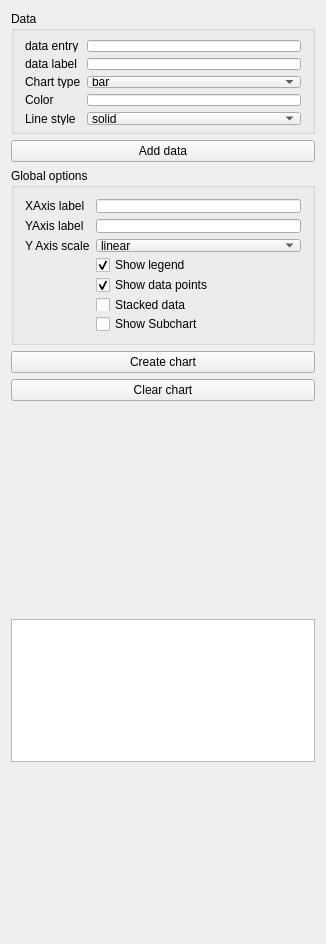
The window that Plugins/org.mitk.gui.qt.chartExample/src/internal/ChartExampleControls.ui (MITK/MITK) describes before a commit, drawn with Qt 5.
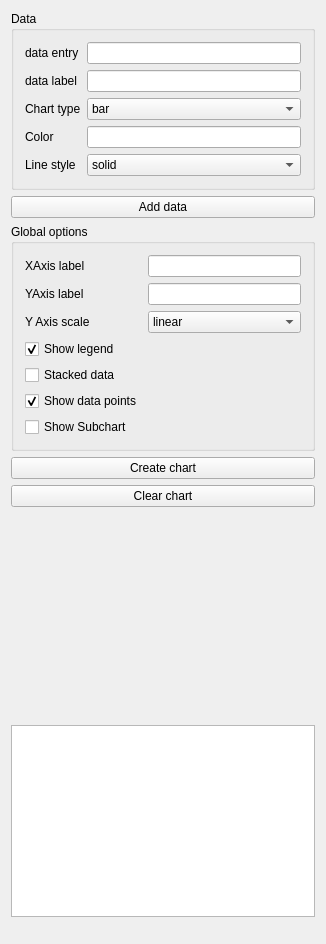
The same window after the commit. Custom widgets are drawn as their Qt base class.

What changed in the file:
```diff
--- a/Plugins/org.mitk.gui.qt.chartExample/src/internal/ChartExampleControls.ui
+++ b/Plugins/org.mitk.gui.qt.chartExample/src/internal/ChartExampleControls.ui
@@ -21,29 +21,30 @@
   </property>
   <layout class="QVBoxLayout" name="verticalLayout">
    <item>
-    <widget class="QGroupBox" name="groupBox">
-     <property name="minimumSize">
-      <size>
-       <width>0</width>
-       <height>50</height>
-      </size>
-     </property>
+    <widget class="QGroupBox" name="groupBox_3">
      <property name="title">
       <string>Data</string>
      </property>
-     <layout class="QFormLayout" name="formLayout_2">
-      <property name="horizontalSpacing">
-       <number>6</number>
-      </property>
-      <property name="verticalSpacing">
-       <number>6</number>
-      </property>
-      <property name="topMargin">
-       <number>9</number>
-      </property>
-      <property name="bottomMargin">
-       <number>6</number>
-      </property>
+     <layout class="QVBoxLayout" name="verticalLayout_2">
+      <item>
+       <layout class="QFormLayout" name="formLayout">
+        <item row="1" column="0">
+         <widget class="QLabel" name="label_5">
+          <property name="text">
+           <string>data label</string>
+          </property>
+         </widget>
+        </item>
+        <item row="1" column="1">
+         <widget class="QLineEdit" name="m_lineEditDataLabel">
+          <property name="sizePolicy">
+           <sizepolicy hsizetype="Expanding" vsizetype="Preferred">
+            <horstretch>0</horstretch>
+            <verstretch>0</verstretch>
+           </sizepolicy>
+          </property>
+         </widget>
+        </item>
       <item row="0" column="0">
        <widget class="QLabel" name="label">
         <property name="text">
@@ -53,20 +54,60 @@
       </item>
       <item row="0" column="1">
        <widget class="QLineEdit" name="m_lineEditDataVector">
+          <property name="sizePolicy">
+           <sizepolicy hsizetype="Expanding" vsizetype="Preferred">
+            <horstretch>0</horstretch>
+            <verstretch>0</verstretch>
+           </sizepolicy>
+          </property>
         <property name="text">
          <string/>
         </property>
        </widget>
       </item>
-      <item row="1" column="0">
-       <widget class="QLabel" name="label_5">
+        <item row="3" column="0">
+         <widget class="QLabel" name="label_7">
         <property name="text">
-         <string>data label</string>
+           <string>Color</string>
         </property>
        </widget>
       </item>
-      <item row="1" column="1">
-       <widget class="QLineEdit" name="m_lineEditDataLabel"/>
+        <item row="3" column="1">
+         <widget class="QLineEdit" name="m_lineEditColor">
+          <property name="sizePolicy">
+           <sizepolicy hsizetype="Expanding" vsizetype="Preferred">
+            <horstretch>0</horstretch>
+            <verstretch>0</verstretch>
+           </sizepolicy>
+          </property>
+         </widget>
+        </item>
+        <item row="4" column="0">
+         <widget class="QLabel" name="label_8">
+          <property name="text">
+           <string>Line style</string>
+          </property>
+         </widget>
+        </item>
+        <item row="4" column="1">
+         <widget class="QComboBox" name="m_comboBoxLineStyle">
+          <property name="sizePolicy">
+           <sizepolicy hsizetype="Preferred" vsizetype="Preferred">
+            <horstretch>0</horstretch>
+            <verstretch>0</verstretch>
+           </sizepolicy>
+          </property>
+          <item>
+           <property name="text">
+            <string>solid</string>
+           </property>
+          </item>
+          <item>
+           <property name="text">
+            <string>dashed</string>
+           </property>
+          </item>
+         </widget>
       </item>
       <item row="2" column="0">
        <widget class="QLabel" name="label_2">
@@ -77,6 +118,12 @@
       </item>
       <item row="2" column="1">
        <widget class="QComboBox" name="m_comboBoxChartType">
+          <property name="sizePolicy">
+           <sizepolicy hsizetype="Preferred" vsizetype="Preferred">
+            <horstretch>0</horstretch>
+            <verstretch>0</verstretch>
+           </sizepolicy>
+          </property>
         <item>
          <property name="text">
           <string>bar</string>
@@ -109,36 +156,7 @@
         </item>
        </widget>
       </item>
-      <item row="3" column="0">
-       <widget class="QLabel" name="label_7">
-        <property name="text">
-         <string>Color</string>
-        </property>
-       </widget>
-      </item>
-      <item row="3" column="1">
-       <widget class="QLineEdit" name="m_lineEditColor"/>
-      </item>
-      <item row="4" column="0">
-       <widget class="QLabel" name="label_8">
-        <property name="text">
-         <string>Line style</string>
-        </property>
-       </widget>
-      </item>
-      <item row="4" column="1">
-       <widget class="QComboBox" name="m_comboBoxLineStyle">
-        <item>
-         <property name="text">
-          <string>solid</string>
-         </property>
-        </item>
-        <item>
-         <property name="text">
-          <string>dashed</string>
-         </property>
-        </item>
-       </widget>
+       </layout>
       </item>
      </layout>
     </widget>
@@ -161,7 +179,9 @@
      <property name="title">
       <string>Global options</string>
      </property>
-     <layout class="QFormLayout" name="formLayout_3">
+     <layout class="QVBoxLayout" name="verticalLayout_3">
+      <item>
+       <layout class="QFormLayout" name="formLayout_2">
       <item row="0" column="0">
        <widget class="QLabel" name="label_3">
         <property name="text">
@@ -203,7 +223,7 @@
         </item>
        </widget>
       </item>
-      <item row="3" column="1">
+        <item row="3" column="0">
        <widget class="QCheckBox" name="m_checkBoxShowLegend">
         <property name="text">
          <string>Show legend</string>
@@ -213,24 +233,24 @@
         </property>
        </widget>
       </item>
-      <item row="4" column="1">
-       <widget class="QCheckBox" name="m_checkBoxShowDataPoints">
-        <property name="text">
-         <string>Show data points</string>
-        </property>
-        <property name="checked">
-         <bool>true</bool>
-        </property>
-       </widget>
-      </item>
-      <item row="5" column="1">
+        <item row="4" column="0">
        <widget class="QCheckBox" name="m_checkBoxStackedData">
         <property name="text">
          <string>Stacked data</string>
         </property>
        </widget>
       </item>
-      <item row="6" column="1">
+        <item row="5" column="0">
+         <widget class="QCheckBox" name="m_checkBoxShowDataPoints">
+          <property name="text">
+           <string>Show data points</string>
+          </property>
+          <property name="checked">
+           <bool>true</bool>
+          </property>
+         </widget>
+        </item>
+        <item row="6" column="0">
        <widget class="QCheckBox" name="m_checkBoxShowSubchart">
         <property name="text">
          <string>Show Subchart</string>
@@ -238,6 +258,8 @@
        </widget>
       </item>
      </layout>
+      </item>
+     </layout>
     </widget>
    </item>
    <item>
@@ -299,7 +321,7 @@
      <property name="sizeHint" stdset="0">
       <size>
        <width>20</width>
-       <height>220</height>
+       <height>0</height>
       </size>
      </property>
     </spacer>
```
Lines whose indentation alone changed are shown as unchanged.
